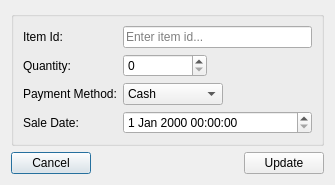
This is src/ui/edit_sale.ui in krivahtoo/stockmanager as Qt 5 draws it before an edit. The edited form follows.
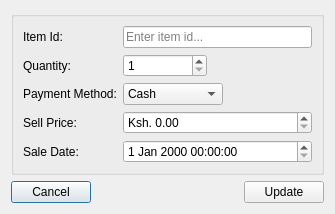
This is the edited form. Icons and pictures are not drawn.

Patch:
```diff
--- a/src/ui/edit_sale.ui
+++ b/src/ui/edit_sale.ui
@@ -7,7 +7,7 @@
     <x>0</x>
     <y>0</y>
     <width>335</width>
-    <height>166</height>
+    <height>192</height>
    </rect>
   </property>
   <property name="windowTitle">
@@ -49,6 +49,12 @@
           <height>16777215</height>
          </size>
         </property>
+        <property name="minimum">
+         <number>1</number>
+        </property>
+        <property name="maximum">
+         <number>9999</number>
+        </property>
        </widget>
       </item>
       <item row="2" column="0">
@@ -84,15 +90,32 @@
         </item>
        </widget>
       </item>
-      <item row="3" column="0">
+      <item row="4" column="0">
        <widget class="QLabel" name="label_4">
         <property name="text">
          <string>Sale Date:</string>
         </property>
        </widget>
       </item>
+      <item row="4" column="1">
+       <widget class="QDateTimeEdit" name="dateTimeSale"/>
+      </item>
+      <item row="3" column="0">
+       <widget class="QLabel" name="label_5">
+        <property name="text">
+         <string>Sell Price:</string>
+        </property>
+       </widget>
+      </item>
       <item row="3" column="1">
-       <widget class="QDateTimeEdit" name="dateTimeEdit"/>
+       <widget class="QSpinBox" name="spnSale_Price">
+        <property name="suffix">
+         <string>.00</string>
+        </property>
+        <property name="prefix">
+         <string>Ksh. </string>
+        </property>
+       </widget>
       </item>
      </layout>
     </widget>
```
Left out of the diff: 35 changed lines with no effect on the pictures.
